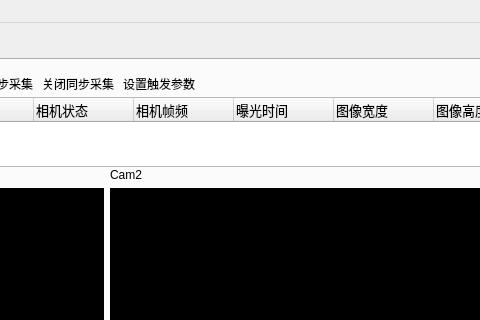
Above: BilletMeasurement/BilletMeasurement.ui from kliu1111/BilletMeasurement_V2 before the change; both pictures show x 391 to 871 and y 0 to 320 of the 996 by 723 pixel window. Below: the same form after it.
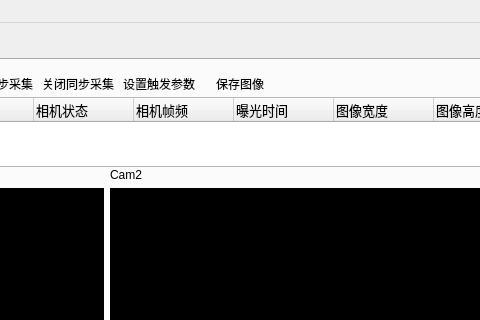
That is the form after the change. The open tabs and pages were chosen to show the change. Icons and pictures are not drawn. Custom widgets are drawn as their Qt base class.

The edit to the form file:
```diff
--- a/BilletMeasurement/BilletMeasurement.ui
+++ b/BilletMeasurement/BilletMeasurement.ui
@@ -623,6 +623,44 @@
             </property>
            </widget>
           </item>
+          <item>
+           <widget class="QToolButton" name="toolButton_SaveImg">
+            <property name="minimumSize">
+             <size>
+              <width>80</width>
+              <height>0</height>
+             </size>
+            </property>
+            <property name="maximumSize">
+             <size>
+              <width>80</width>
+              <height>16777215</height>
+             </size>
+            </property>
+            <property name="text">
+             <string>保存图像</string>
+            </property>
+            <property name="icon">
+             <iconset resource="BilletMeasurement.qrc">
+              <normaloff>:/image/ico/save.ico</normaloff>:/image/ico/save.ico</iconset>
+            </property>
+            <property name="iconSize">
+             <size>
+              <width>24</width>
+              <height>24</height>
+             </size>
+            </property>
+            <property name="toolButtonStyle">
+             <enum>Qt::ToolButtonTextUnderIcon</enum>
+            </property>
+            <property name="autoRaise">
+             <bool>true</bool>
+            </property>
+            <property name="arrowType">
+             <enum>Qt::NoArrow</enum>
+            </property>
+           </widget>
+          </item>
           <item>
            <spacer name="horizontalSpacer_10">
             <property name="orientation">
```
Left out of the diff: 16 changed lines with no effect on the pictures.
